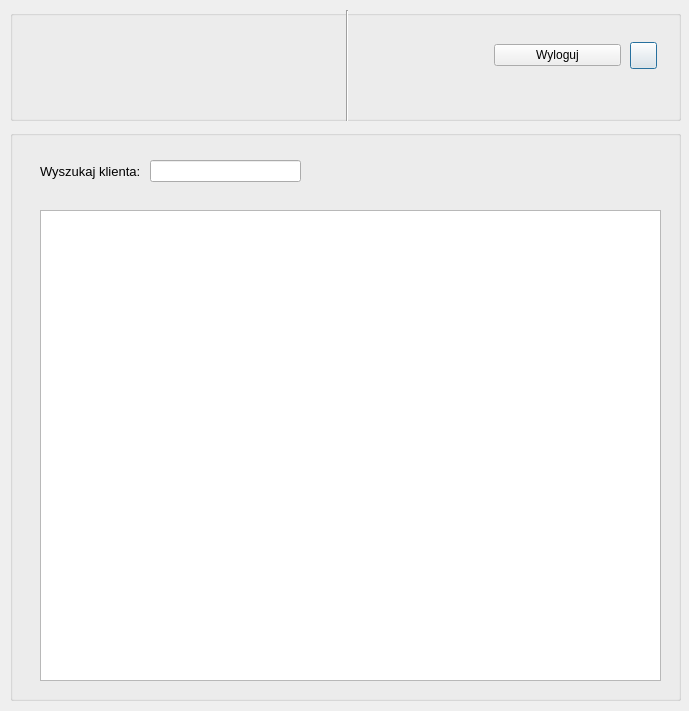
Before: the Qt Designer form searchclientwindow.ui in rstrzelczyk/multikina, drawn with Qt 5.
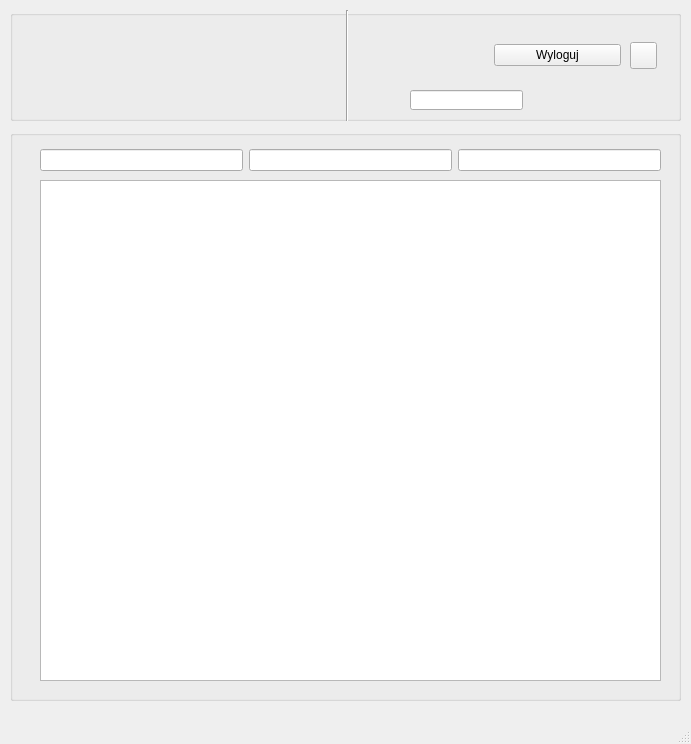
After: the same form once the commit is applied.

```diff
--- a/searchclientwindow.ui
+++ b/searchclientwindow.ui
@@ -1,18 +1,80 @@
 <?xml version="1.0" encoding="UTF-8"?>
 <ui version="4.0">
  <class>SearchClientWindow</class>
- <widget class="QDialog" name="SearchClientWindow">
+ <widget class="QMainWindow" name="SearchClientWindow">
   <property name="geometry">
    <rect>
     <x>0</x>
     <y>0</y>
-    <width>689</width>
-    <height>711</height>
+    <width>691</width>
+    <height>744</height>
    </rect>
   </property>
   <property name="windowTitle">
    <string>Dialog</string>
   </property>
+  <widget class="QWidget" name="centralwidget">
+   <widget class="QGroupBox" name="groupBoxlogin">
+    <property name="geometry">
+     <rect>
+      <x>10</x>
+      <y>130</y>
+      <width>671</width>
+      <height>571</height>
+     </rect>
+    </property>
+    <property name="title">
+     <string/>
+    </property>
+    <widget class="QTableView" name="tableView_search_client">
+     <property name="geometry">
+      <rect>
+       <x>30</x>
+       <y>50</y>
+       <width>621</width>
+       <height>501</height>
+      </rect>
+     </property>
+    </widget>
+    <widget class="QWidget" name="layoutWidget">
+     <property name="geometry">
+      <rect>
+       <x>30</x>
+       <y>10</y>
+       <width>621</width>
+       <height>41</height>
+      </rect>
+     </property>
+     <layout class="QHBoxLayout" name="horizontalLayout_2">
+      <item>
+       <widget class="QLineEdit" name="lineEdit_searchemail"/>
+      </item>
+      <item>
+       <widget class="QLineEdit" name="lineEdit_searchname">
+        <property name="minimumSize">
+         <size>
+          <width>0</width>
+          <height>20</height>
+         </size>
+        </property>
+       </widget>
+      </item>
+      <item>
+       <widget class="QLineEdit" name="lineEdit_searchsurname">
+        <property name="minimumSize">
+         <size>
+          <width>0</width>
+          <height>20</height>
+         </size>
+        </property>
+       </widget>
+      </item>
+     </layout>
+     <zorder>lineEdit_searchname</zorder>
+     <zorder>lineEdit_searchsurname</zorder>
+     <zorder>lineEdit_searchemail</zorder>
+    </widget>
+   </widget>
   <widget class="QGroupBox" name="groupBox_menu">
    <property name="geometry">
     <rect>
@@ -64,7 +126,7 @@
      <string/>
     </property>
    </widget>
-   <widget class="QWidget" name="layoutWidget">
+    <widget class="QWidget" name="layoutWidget_2">
     <property name="geometry">
      <rect>
       <x>350</x>
@@ -95,57 +157,29 @@
      </item>
     </layout>
    </widget>
-  </widget>
-  <widget class="QGroupBox" name="groupBoxlogin">
+    <widget class="QLineEdit" name="lineEdit">
    <property name="geometry">
     <rect>
-     <x>10</x>
-     <y>130</y>
-     <width>671</width>
-     <height>571</height>
-    </rect>
-   </property>
-   <property name="title">
-    <string/>
-   </property>
-   <widget class="QWidget" name="layoutWidget">
-    <property name="geometry">
-     <rect>
-      <x>30</x>
-      <y>30</y>
-      <width>261</width>
-      <height>22</height>
-     </rect>
-    </property>
-    <layout class="QHBoxLayout" name="horizontalLayout_2">
-     <item>
-      <widget class="QLabel" name="label_search">
-       <property name="font">
-        <font>
-         <pointsize>10</pointsize>
-        </font>
-       </property>
-       <property name="text">
-        <string>Wyszukaj klienta: </string>
-       </property>
-      </widget>
-     </item>
-     <item>
-      <widget class="QLineEdit" name="lineEdit_search"/>
-     </item>
-    </layout>
-   </widget>
-   <widget class="QTableView" name="tableView_search_client">
-    <property name="geometry">
-     <rect>
-      <x>30</x>
+       <x>400</x>
       <y>80</y>
-      <width>621</width>
-      <height>471</height>
+       <width>113</width>
+       <height>20</height>
      </rect>
     </property>
    </widget>
   </widget>
+  </widget>
+  <widget class="QMenuBar" name="menubar">
+   <property name="geometry">
+    <rect>
+     <x>0</x>
+     <y>0</y>
+     <width>691</width>
+     <height>21</height>
+    </rect>
+   </property>
+  </widget>
+  <widget class="QStatusBar" name="statusbar"/>
  </widget>
  <resources/>
  <connections/>
```
Left out of the diff: 2 changed lines with no effect on the pictures. Lines whose indentation alone changed are shown as unchanged.
